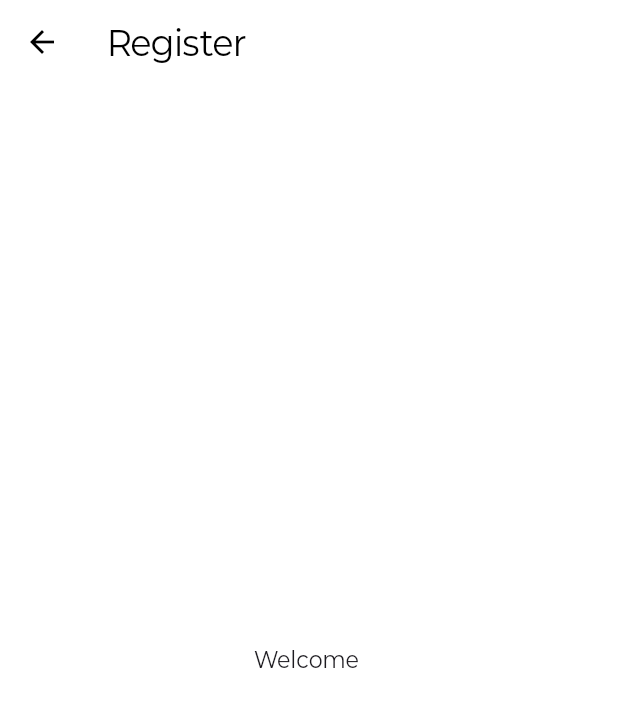
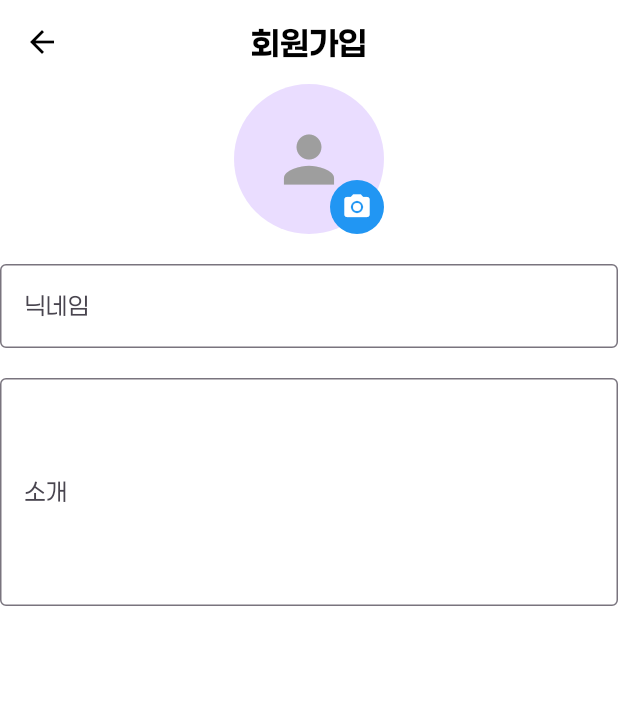
Before and after one commit to PolarisAnnie/Gps-Chat-app, a Flutter app: the RegisterPage screen opened by its route, on a phone screen of 412 x 824 dp. Shown: the top 707 px of the screen. Run offline on Flutter 3.47's test engine with Material 3 defaults, Android fonts, the phone set to English and light mode, and no system bars; our stand-ins replace firebase_core, image_picker; accounts and stored records are empty.

Commit message:
Refactor:  RegisterPage 에러 해결
- Flutter의 라우트 네비게이션에서 오류가 났었음

- 기존 문제: arguments를 String?으로 직접 캐스팅하려고 했는데, 실제로는 {'nickname': inputText} 형태의 Map<String, String>이 전달되고 있었음
- 라우트 정의 수정해서 Map에서 nickname값을 추출하도록 변경함!

```diff
--- a/lib/main.dart
+++ b/lib/main.dart
@@ -42,9 +42,12 @@ class MyApp extends StatelessWidget {
       routes: {
         '/splash': (context) => const SplashPage(),
         '/signup': (context) => SignupPage(),
-        '/register': (context) => RegisterPage(
-          nickname: ModalRoute.of(context)?.settings.arguments as String? ?? '',
-        ),
+        '/register': (context) {
+          final args =
+              ModalRoute.of(context)?.settings.arguments
+                  as Map<String, dynamic>?;
+          return RegisterPage(nickname: args?['nickname'] as String? ?? '');
+        },
         '/location': (context) => LocationSettings(
           userData:
               ModalRoute.of(context)!.settings.arguments
--- a/lib/ui/pages/auth/register_page.dart
+++ b/lib/ui/pages/auth/register_page.dart
@@ -1,3 +1,5 @@
+import 'dart:io';
+
 import 'package:flutter/material.dart';
 import 'package:image_picker/image_picker.dart';
 
@@ -44,11 +46,113 @@ class _RegisterPageState extends State<RegisterPage> {
     });
   }
 
+  Future<void> _pickImage() async {
+    final ImagePicker picker = ImagePicker();
+    final XFile? image = await picker.pickImage(source: ImageSource.gallery);
+    if (image != null) {
+      setState(() {
+        _profileImage = image;
+      });
+      _validateForm(); // 이미지 선택 후 폼 유효성 검사
+    }
+  }
+
+  void _onNextPressed() {
+    if (!_isButtonEnabled) return;
+
+    // 데이터 가지고
+    final userData = {
+      'nickname': _nicknameController.text,
+      'introduction': _introController.text,
+      'profile_image': _profileImage?.path,
+    };
+
+    // 다음 단계로 이동
+    Navigator.pushNamed(context, '/location', arguments: userData);
+  }
+
   @override
   Widget build(BuildContext context) {
-    return Scaffold(
-      appBar: AppBar(title: Text('Register')),
-      body: Center(child: Text('Welcome ${widget.nickname}')),
+    return GestureDetector(
+      onTap: () => FocusScope.of(context).unfocus(),
+      child: Scaffold(
+        appBar: AppBar(
+          title: Text('회원가입', style: TextStyle(fontWeight: FontWeight.bold)),
+          centerTitle: true,
+        ),
+        body: Column(
+          children: [
+            Expanded(
+              child: ListView(
+                children: [
+                  // 프로필 이미지 선택
+                  Center(
+                    child: GestureDetector(
+                      onTap: _pickImage,
+                      child: Stack(
+                        children: [
+                          CircleAvatar(
+                            radius: 50,
+                            backgroundImage: _profileImage != null
+                                ? FileImage(File(_profileImage!.path))
+                                : null,
+                            child: _profileImage == null
+                                ? Icon(
+                                    Icons.person,
+                                    size: 50,
+                                    color: Colors.grey,
+                                  )
+                                : null,
+                          ),
+                          Positioned(
+                            bottom: 0,
+                            right: 0,
+                            child: Container(
+                              padding: EdgeInsets.all(8),
+                              decoration: BoxDecoration(
+                                color: Colors.blue,
+                                shape: BoxShape.circle,
+                              ),
+                              child: Icon(
+                                Icons.camera_alt,
+                                size: 20,
+                                color: Colors.white,
+                              ),
+                            ),
+                          ),
+                        ],
+                      ),
+                    ),
+                  ),
+                  SizedBox(height: 20),
+                  // 닉네임 입력
+                  TextField(
+                    controller: _nicknameController,
+                    decoration: InputDecoration(
+                      labelText: '닉네임',
+                      hintText: '사용할 이름을 입력해주세요',
+                      hintStyle: TextStyle(color: Colors.grey),
+                      border: OutlineInputBorder(),
+                    ),
+                  ),
+                  SizedBox(height: 20),
+                  // 소개글 입력
+                  TextField(
+                    controller: _introController,
+                    decoration: InputDecoration(
+                      labelText: '소개',
+                      hintText: '가볍게 나에 대한 소개를 작성해주세요',
+                      hintStyle: TextStyle(color: Colors.grey),
+                      border: OutlineInputBorder(),
+                    ),
+                    maxLines: 5,
+                  ),
+                ],
+              ),
+            ),
+          ],
+        ),
+      ),
     );
   }
 }
--- a/pubspec.yaml
+++ b/pubspec.yaml
@@ -42,10 +42,14 @@ dependencies:
   permission_handler: ^12.0.1
   image_picker: ^1.0.4  # 추가
   flutter_native_splash: ^2.4.6
+  flutter_riverpod: ^2.6.1 # 특강 추가
+  riverpod_annotation: ^2.6.1 # 특강 추가
 
 dev_dependencies:
   flutter_test:
     sdk: flutter
+  build_runner: ^2.4.14 # 특강 추가
+  riverpod_generator: ^2.6.1 # 특강 추가
 
   # The "flutter_lints" package below contains a set of recommended lints to
   # encourage good coding practices. The lint set provided by the package is
```
Also changed, not shown: pubspec.lock.
